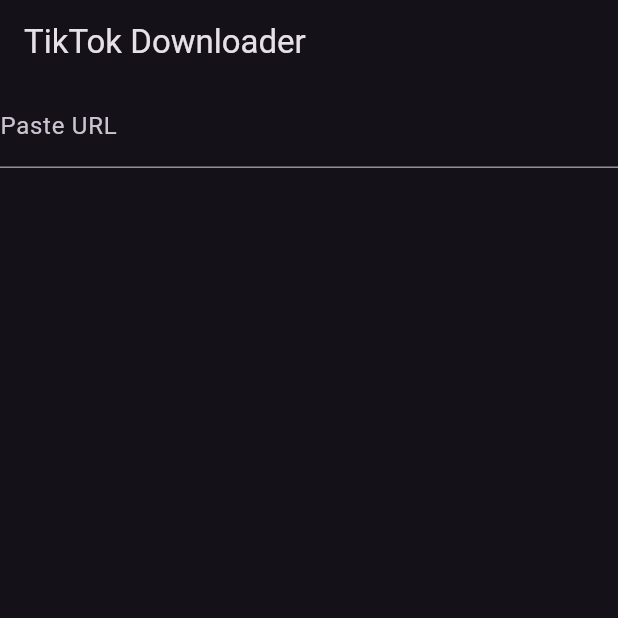
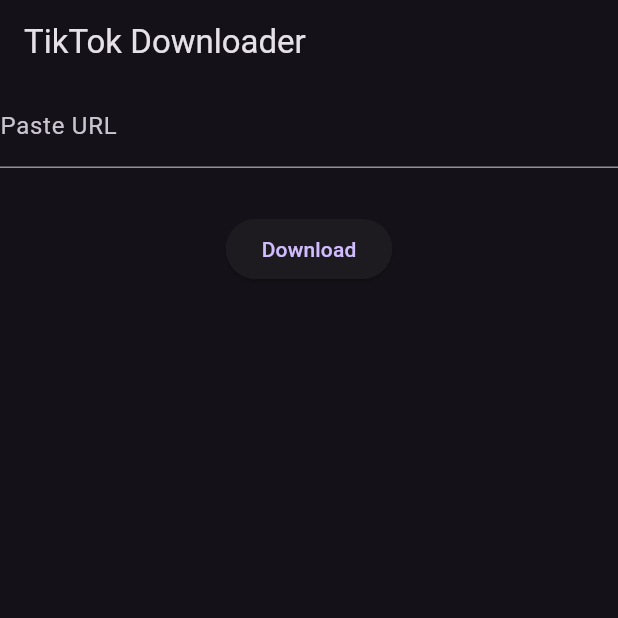
Before and after one commit to mrnipundilshan/TikTok-Video-Downloader-APP, a Flutter app: the screen it shows after launch, on a phone screen of 412 x 824 dp, the top half of it. Run offline on Flutter 3.47's test engine with Material 3 defaults, Android fonts, the phone set to English and light mode, and no system bars.

Commit message:
new changes

```diff
--- a/lib/homepage.dart
+++ b/lib/homepage.dart
@@ -18,7 +18,11 @@ class homepage extends StatelessWidget {
               label: Text("Paste URL"),
             ),
             cursorColor: Colors.white,
-          )
+          ),
+          const SizedBox(
+            height: 30,
+          ),
+          ElevatedButton(onPressed: () {}, child: const Text("Download")),
         ],
       ),
     );
```
